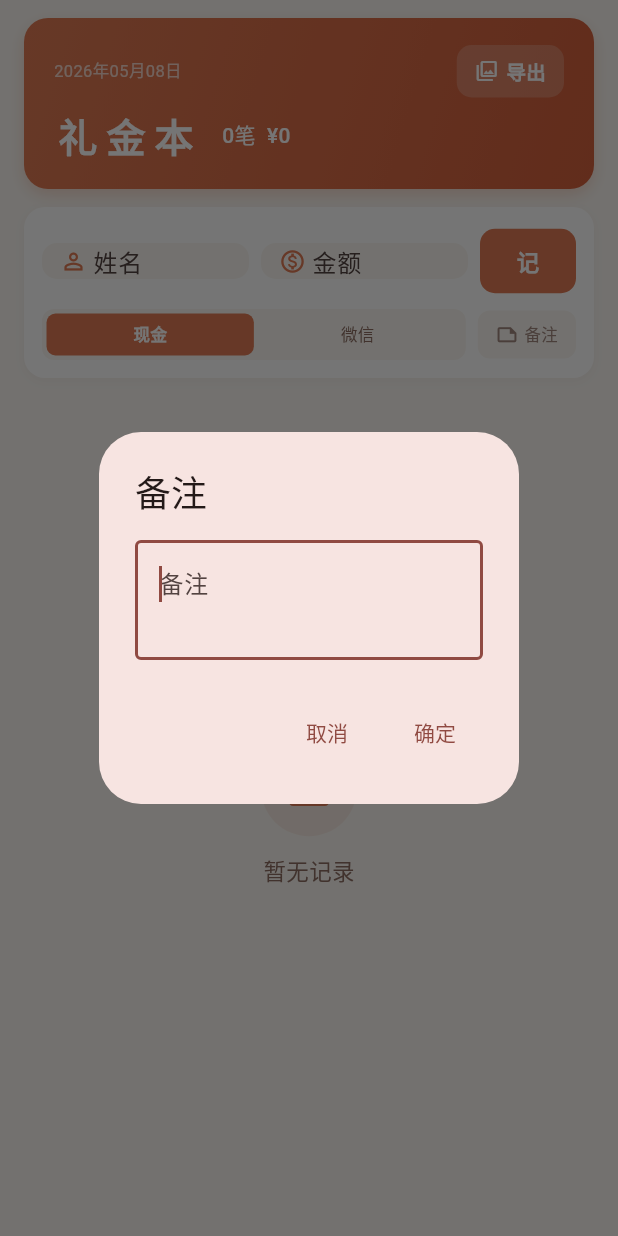
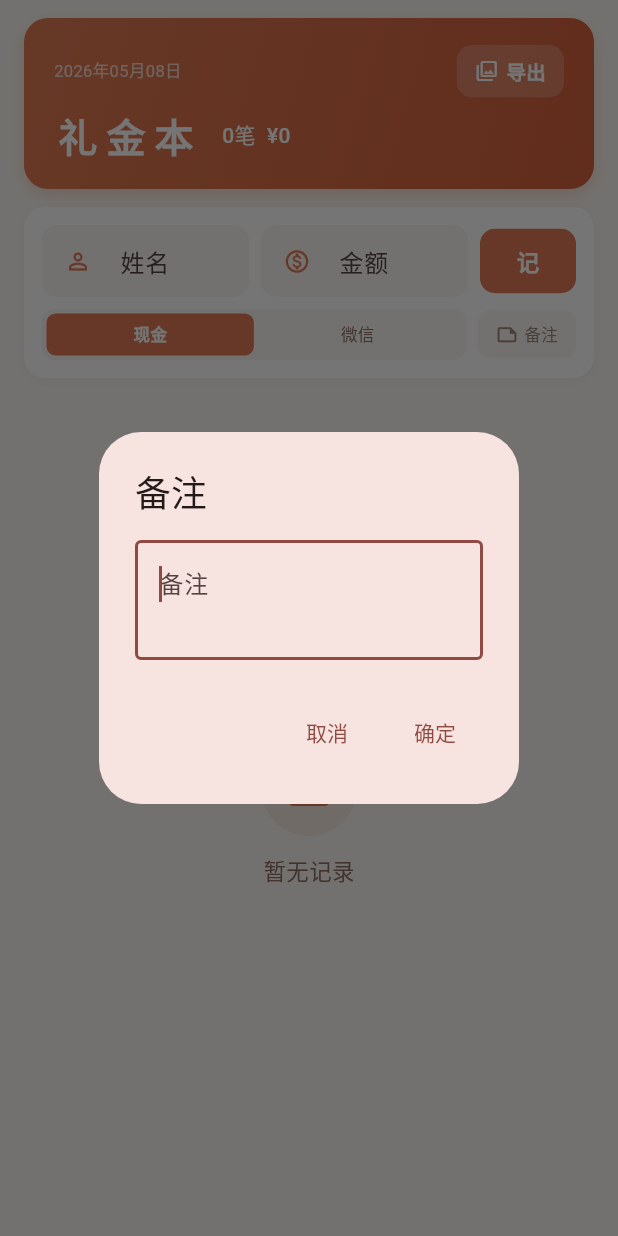
Before and after one commit to huise513/gift_record, a Flutter app: the HomeScreen screen opened directly, after a tap on "备注", on a phone screen of 412 x 824 dp. Run offline on Flutter 3.47's test engine with Material 3 defaults, Android fonts, the phone set to English and light mode, and no system bars; our stand-ins replace share_plus, sqflite; missing offline and left inert: excel, image_gallery_saver_plus; accounts and stored records are empty; Roboto replaces fonts that are missing (Microsoft YaHei).

Commit message:
快速录入输入框样式与编辑弹窗对齐，改用prefixIcon方式

```diff
--- a/lib/screens/home_screen.dart
+++ b/lib/screens/home_screen.dart
@@ -465,49 +465,38 @@
             children: [
               Expanded(
                 child: Container(
-                  padding: const EdgeInsets.symmetric(horizontal: 12),
                   decoration: BoxDecoration(
                     color: const Color(0xFFFAF7F2),
                     borderRadius: BorderRadius.circular(10),
                   ),
-                  child: Row(
-                    children: [
-                      const Icon(Icons.person_outline, color: Color(0xFFE07B54), size: 18),
-                      const SizedBox(width: 4),
-                      Expanded(
                   child: TextField(
                     controller: _nameController,
                     decoration: const InputDecoration(
                       hintText: '姓名',
+                      prefixIcon: Icon(Icons.person_outline, color: Color(0xFFE07B54), size: 18),
                       border: InputBorder.none,
-                            isCollapsed: true,
+                      isDense: true,
+                      contentPadding: EdgeInsets.symmetric(horizontal: 12, vertical: 12),
                     ),
                     textInputAction: TextInputAction.next,
-                        ),
-                      ),
-                    ],
                   ),
                 ),
               ),
               const SizedBox(width: 8),
               Expanded(
                 child: Container(
-                  padding: const EdgeInsets.symmetric(horizontal: 12),
                   decoration: BoxDecoration(
                     color: const Color(0xFFFAF7F2),
                     borderRadius: BorderRadius.circular(10),
                   ),
-                  child: Row(
-                    children: [
-                      const Icon(Icons.monetization_on_outlined, color: Color(0xFFE07B54), size: 18),
-                      const SizedBox(width: 4),
-                      Expanded(
                   child: TextField(
                     controller: _amountController,
                     decoration: const InputDecoration(
                       hintText: '金额',
+                      prefixIcon: Icon(Icons.monetization_on_outlined, color: Color(0xFFE07B54), size: 18),
                       border: InputBorder.none,
-                            isCollapsed: true,
+                      isDense: true,
+                      contentPadding: EdgeInsets.symmetric(horizontal: 12, vertical: 12),
                     ),
                     keyboardType: TextInputType.number,
                     inputFormatters: [
@@ -515,9 +504,6 @@
                     ],
                     textInputAction: TextInputAction.done,
                     onSubmitted: (_) => _submit(),
-                        ),
-                      ),
-                    ],
                   ),
                 ),
               ),
```
Lines whose indentation alone changed are shown as unchanged.
